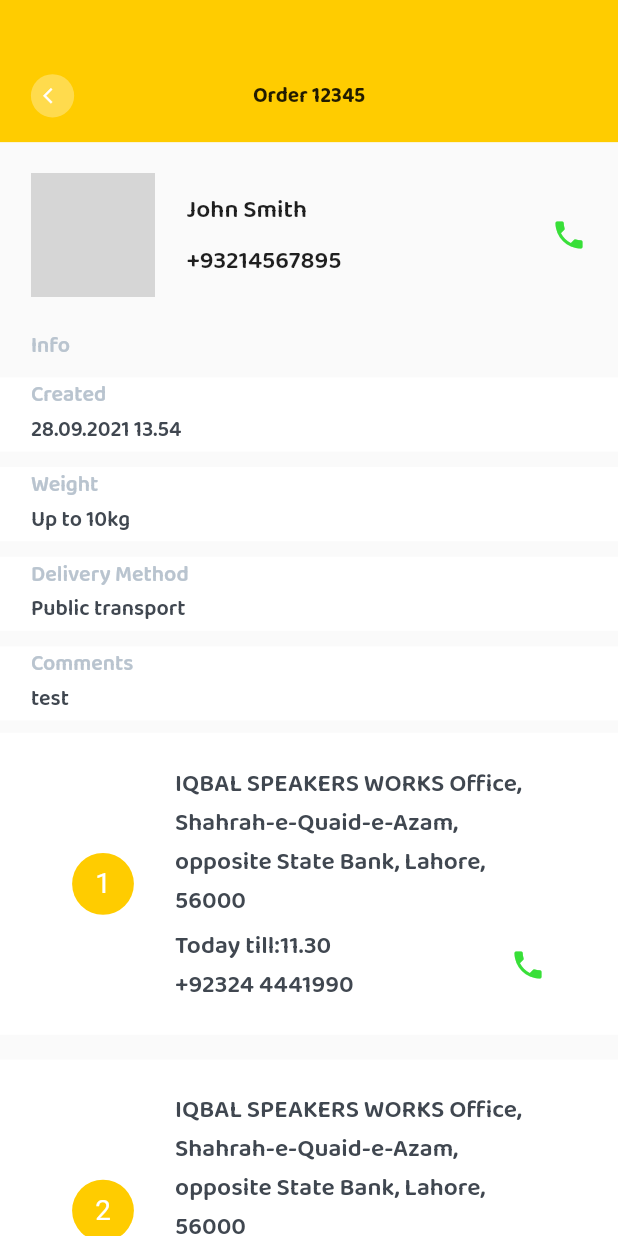
After one commit to naqeeb9a/M-Track, a Flutter app: the OrderDetail screen opened directly, on a phone screen of 412 x 824 dp. The commit adds this screen. Run offline on Flutter 3.47's test engine with Material 2 defaults, Android fonts, the light colour scheme and no system bars; our stand-ins replace dropdown_button2, flutter_rating_bar, google_fonts, lottie; network calls fail; grey boxes are pictures that could not be loaded.

Commit message:
Khubaib - major changes in files

```diff
--- a/lib/Khubaib/active_order.dart
+++ b/lib/Khubaib/active_order.dart
@@ -29,14 +29,14 @@ Widget noActiverOrder(context) {
       mainAxisAlignment: MainAxisAlignment.center,
       crossAxisAlignment: CrossAxisAlignment.center,
       children: [
-        orderCard(
+        noactiveOrderCard(
             context,
             "https://www.pngkit.com/png/full/72-724560_png-file-tracking-parcel-png.png",
             "Send Package",
             "Deliver or recieve items such as gifts ,documents,keys",
             CustomColors.customYellow),
         CustomSizes().heightBox(context, 0.065),
-        orderCard(
+        noactiveOrderCard(
             context,
             "https://cdn0.iconfinder.com/data/icons/line-design-word-processing-set-3-1/21/mailing-recipient-list-512.png",
             "I am Recipent",
@@ -47,7 +47,7 @@ Widget noActiverOrder(context) {
   );
 }
 
-Widget orderCard(context, image, title, subtitle, pngColor) {
+Widget noactiveOrderCard(context, image, title, subtitle, pngColor) {
   return Container(
     width: CustomSizes().dynamicWidth(context, 0.85),
     height: CustomSizes().dynamicHeight(context, .15),
--- a/lib/Khubaib/help_center.dart
+++ b/lib/Khubaib/help_center.dart
@@ -19,15 +19,16 @@ class _HelpCenterScreenState extends State<HelpCenterScreen> {
       body: Column(
         children: [
           topBar(context, "Help Center"),
+
           ListView.builder(
             padding: EdgeInsets.symmetric(
               vertical: CustomSizes().dynamicHeight(context, 0),
               // horizontal: CustomSizes().dynamicWidth(context, 0.05),
             ),
-            itemCount: 2,
+            itemCount: 4,
             shrinkWrap: true,
             itemBuilder: (BuildContext context, int index) {
-              return personCard(context,icon:true);
+              return personCard(context,icon:true,marginline: true);
             },
           ),
         ],
--- /dev/null
+++ b/lib/Khubaib/order_detail.dart
@@ -0,0 +1,75 @@
+import 'package:courierapp/Khubaib/rating.dart';
+import 'package:courierapp/Khubaib/submit_order.dart';
+import 'package:courierapp/Screens/new_orders.dart';
+import 'package:courierapp/Widgets/text_widget.dart';
+import 'package:courierapp/utils/config.dart';
+import 'package:courierapp/utils/dynamic_sizes.dart';
+import 'package:flutter/material.dart';
+
+class OrderDetail extends StatefulWidget {
+  const OrderDetail({Key? key}) : super(key: key);
+
+  @override
+  _OrderDetailState createState() => _OrderDetailState();
+}
+
+class _OrderDetailState extends State<OrderDetail> {
+  @override
+  Widget build(BuildContext context) {
+    return Scaffold(
+      body: Column(
+        crossAxisAlignment: CrossAxisAlignment.start,
+        children: [
+          topBar(context, "Order 12345"),
+          CustomSizes().heightBox(context, 0.05),
+          personCard(context, phoneIcon: true, containerColor: false),
+          CustomSizes().heightBox(context, 0.05),
+          Padding(
+            padding: EdgeInsets.symmetric(
+              horizontal: CustomSizes().dynamicWidth(context, .05),
+            ),
+            child: text(context, "Info", 0.035, CustomColors.customGrey,
+                bold: true),
+          ),
+          CustomSizes().heightBox(context, 0.025),
+          orderBox(context, "Created", "28.09.2021 13.54"),
+          CustomSizes().heightBox(context, 0.025),
+          orderBox(context, "Weight", "Up to 10kg"),
+          CustomSizes().heightBox(context, 0.025),
+          orderBox(context, "Delivery Method", "Public transport"),
+          CustomSizes().heightBox(context, 0.025),
+          orderBox(context, "Comments", "test"),
+          Expanded(
+            child: ListView.builder(
+              padding: EdgeInsets.symmetric(
+                  vertical: CustomSizes().dynamicHeight(context, 0)),
+              shrinkWrap: true,
+              itemCount: 5,
+              itemBuilder: (BuildContext context, int index) {
+                return orderCard(context, index,icon: true);
+              },
+            ),
+          )
+        ],
+      ),
+    );
+  }
+}
+
+Widget orderBox(context, title, title1) {
+  return Container(
+    width: CustomSizes().dynamicWidth(context, 1),
+    height: CustomSizes().dynamicHeight(context, 0.06),
+    padding: EdgeInsets.symmetric(
+      horizontal: CustomSizes().dynamicWidth(context, .05),
+    ),
+    color: CustomColors.customWhite,
+    child: Column(
+      crossAxisAlignment: CrossAxisAlignment.start,
+      children: [
+        text(context, title, 0.035, CustomColors.customGrey, bold: true),
+        text(context, title1, 0.035, CustomColors.customLightBlack, bold: true),
+      ],
+    ),
+  );
+}
--- a/lib/Khubaib/rating.dart
+++ b/lib/Khubaib/rating.dart
@@ -21,12 +21,13 @@ class _RatingScreenState extends State<RatingScreen> {
         children: [
           topBar(context, "Rating"),
           CustomSizes().heightBox(context, 0.05),
+          personCard(context),
           Padding(
             padding: EdgeInsets.symmetric(
                 horizontal: CustomSizes().dynamicWidth(context, 0.05)),
             child: Column(
               children: [
-                personCard(context),
+
                 CustomSizes().heightBox(context, 0.015),
                 Divider(
                   thickness: CustomSizes().dynamicHeight(context, 0.001),
@@ -62,12 +63,20 @@ class _RatingScreenState extends State<RatingScreen> {
   }
 }
 
-Widget personCard(context, {icon = false}) {
+Widget personCard(context, {icon = false,marginline = false,phoneIcon = false,containerColor= true}) {
   return Container(
-    width: CustomSizes().dynamicWidth(context, 0.2),
+      padding: EdgeInsets.symmetric(
+            // vertical: CustomSizes().dynamicHeight(context, 0),
+               horizontal: CustomSizes().dynamicWidth(context, 0.05),
+            ),
+    width: CustomSizes().dynamicWidth(context, 1),
     height: CustomSizes().dynamicHeight(context, 0.1),
-
+    margin:marginline == true? EdgeInsets.symmetric(
+        vertical: CustomSizes().dynamicHeight(context, 0.01)): EdgeInsets.symmetric(
+            vertical: CustomSizes().dynamicHeight(context, 0)),
+    color:containerColor==true?CustomColors.customWhite:CustomColors.noColor,
     child: Row(
+      mainAxisAlignment: MainAxisAlignment.spaceBetween,
       children: [
         icon == true
             ? Container(
@@ -89,7 +98,7 @@ Widget personCard(context, {icon = false}) {
                   borderRadius: BorderRadius.circular(
                     CustomSizes().dynamicWidth(context, 0.025),
                   ),
-                  color: CustomColors.customSkimColor,
+
                   image: const DecorationImage(
                       image: NetworkImage(
                           "https://images.pexels.com/photos/2379004/pexels-photo-2379004.jpeg?auto=compress&cs=tinysrgb&dpr=1&w=500"),
@@ -106,7 +115,9 @@ Widget personCard(context, {icon = false}) {
             text(context, "    +93214567895", 0.04, CustomColors.customBlack,
                 bold: true)
           ],
-        )
+        ),
+        CustomSizes().widthBox(context, 0.3),
+        phoneIcon==true?const Icon(Icons.phone,color: CustomColors.customGreen,): CustomSizes().widthBox(context, 0.1),
       ],
     ),
   );
--- a/lib/Khubaib/submit_order.dart
+++ b/lib/Khubaib/submit_order.dart
@@ -48,7 +48,7 @@ class _SubmitOrderState extends State<SubmitOrder> {
   }
 }
 
-Widget orderCard(context, index) {
+Widget orderCard(context, index,{icon = false}) {
   return Container(
     margin: EdgeInsets.symmetric(
         vertical: CustomSizes().dynamicHeight(context, 0.01)),
@@ -78,12 +78,24 @@ Widget orderCard(context, index) {
                   bold: true,
                   maxLines: 5),
               CustomSizes().heightBox(context, 0.01),
+              Row(
+                mainAxisAlignment: MainAxisAlignment.spaceBetween,
+                children: [
+                  Column(
+                    crossAxisAlignment: CrossAxisAlignment.start,
+                    children: [
                       text(context, "Today till:11.30", 0.04,
                           CustomColors.customLightBlack,
                           bold: true),
                           text(context, "+92324 4441990", 0.04,
                           CustomColors.customLightBlack,
                           bold: true),
+                    ],
+                  ),
+                  icon==true?const Icon(Icons.phone,color: CustomColors.customGreen,):Container(),
+                ],
+              ),
+
             ],
           ),
         ),
--- a/lib/Screens/tab_bar.dart
+++ b/lib/Screens/tab_bar.dart
@@ -36,8 +36,8 @@ class _CustomTabBarState extends State<CustomTabBar>
           children: const [
             Orders(),
             NewOrders(),
-            // Profile(),
-            LocationDetails(),
+            Profile(),
+            //LocationDetails(),
           ],
         ),
       ),
```
Also changed, not shown: lib/Khubaib/book_courier.dart (+26 -5 lines), lib/Khubaib/change_password.dart (added, +45 -0 lines), lib/Khubaib/personal_detail.dart (+11 -3 lines), lib/Khubaib/preferences.dart (added, +154 -0 lines), lib/Khubaib/sending.dart (+9 -2 lines), lib/Khubaib/track_detail.dart (added, +73 -0 lines), lib/Khubaib/track_order.dart (+11 -5 lines), lib/Screens/location.dart (+18 -0 lines), lib/Screens/new_orders.dart (+26 -10 lines), lib/Screens/registration.dart (+10 -1 lines). Lines whose indentation alone changed are shown as unchanged.
